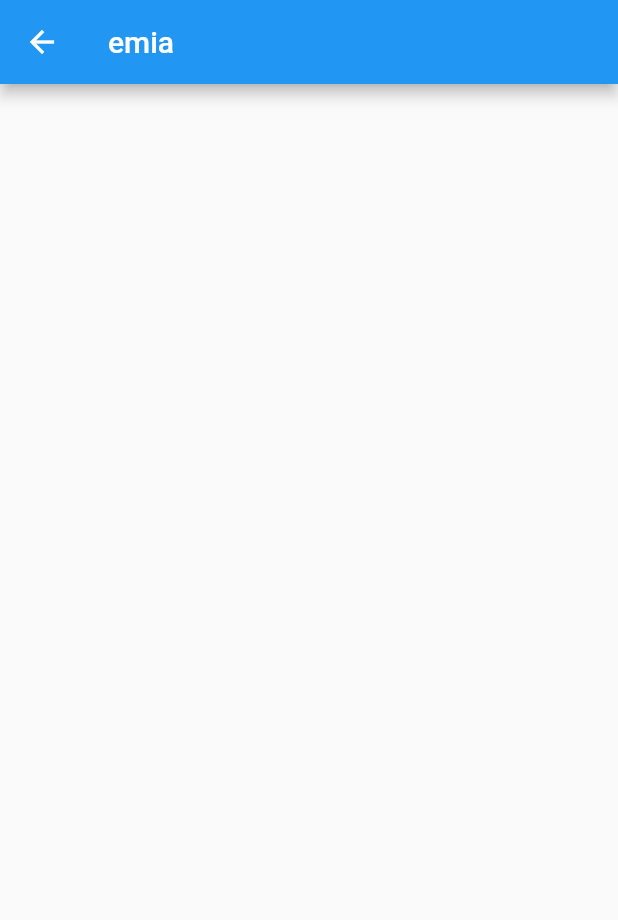
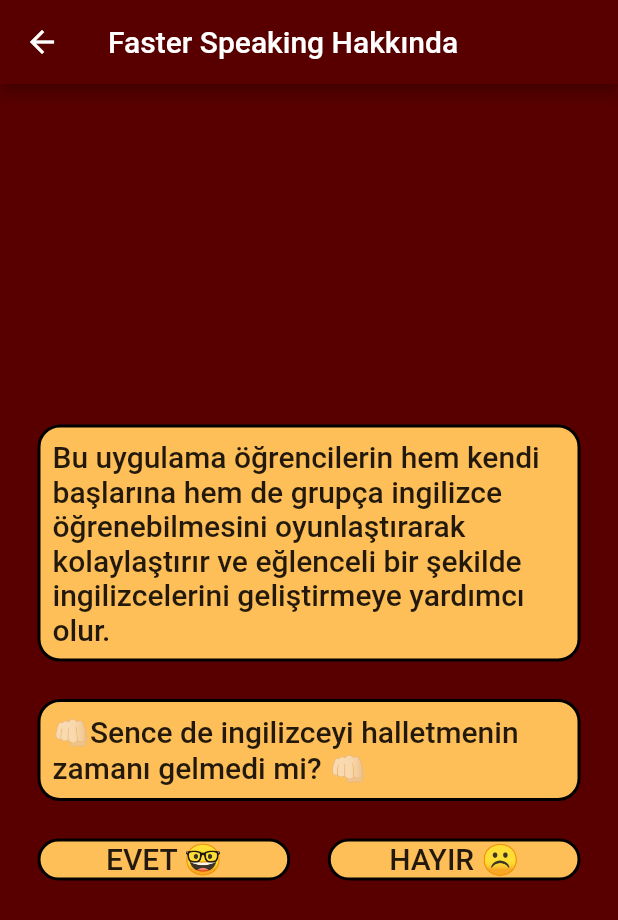
Before and after one commit to halak0013/ingilizce_oyunu1, a Flutter app: the screen it shows after launch, after a tap on "Hakkında", on a phone screen of 412 x 824 dp. Shown: the top 920 px of the screen. Run offline on Flutter 3.47's test engine with Material 2 defaults, Android fonts, the phone set to English and light mode, and no system bars.

Commit message:
Hakkında sayfası tamamlandı.

```diff
--- a/lib/main.dart
+++ b/lib/main.dart
@@ -13,15 +13,14 @@
   @override
   Widget build(BuildContext context) {
     return MaterialApp(
-      debugShowCheckedModeBanner: false,
+        theme: ThemeData(
+          primaryColor: COLOR_YAVYUAGZI,
+          scaffoldBackgroundColor: COLOR_BASLIK_BORDO,
+          appBarTheme: AppBarTheme(backgroundColor: COLOR_BASLIK_BORDO),
+
+        ),
+        debugShowCheckedModeBanner: false,
         color: COLOR_BASLIK_BORDO,
-        theme: ThemeData(
-          colorScheme:
-              ColorScheme.fromSwatch().copyWith(secondary: COLOR_BASLIK_BORDO),
-              cardColor: COLOR_BASLIK_BORDO,
-              primaryColorLight: COLOR_BASLIK_BORDO,
-          primaryColor: COLOR_BASLIK_BORDO,
-        ),
         home: AnaSayfa());
   }
 }
--- a/lib/screen/anasayfa.dart
+++ b/lib/screen/anasayfa.dart
@@ -5,6 +5,7 @@
 import 'package:ingilizce_oyunu1/screen/hakkinda.dart';
 import 'package:ingilizce_oyunu1/screen/menu.dart';
 import 'package:ingilizce_oyunu1/widgetlar/anaEleman.dart';
+import 'package:ingilizce_oyunu1/widgetlar/widget_functons.dart';
 
 import '../constants/constants.dart';
 
@@ -18,7 +19,6 @@
       appBar: AppBar(
         centerTitle: true,
         title: Text("Faster Speaking"),
-          backgroundColor: COLOR_BASLIK_BORDO,
       ),
       body: Padding(
         padding: const EdgeInsets.symmetric(horizontal: 40),
@@ -26,26 +26,27 @@
           child: Column(
             mainAxisAlignment: MainAxisAlignment.center,
             crossAxisAlignment: CrossAxisAlignment.stretch,
-
             children: [
               Image.asset("assets/images/yazi.png"),
               Divider(
                 color: COLOR_BLACK,
                 thickness: 3,
               ),
-                SizedBox(height: ARALIK_GENISLIK,),
-                inkButton(context, Menu(),"Başlangıç"),
-                inkButton(context, Hakkinda(),"Hakkında"),
-                inkButton(context, Ayarlar(),"Ayarlar"),
+              SizedBox(
+                height: ARALIK_GENISLIK,
+              ),
+              inkButton(context, Menu(), "Başlangıç"),
+              inkButton(context, Hakkinda(), "Hakkında"),
+              inkButton(context, Ayarlar(), "Ayarlar"),
             ],
           ),
         ),
       ),
     );
-
   }
 
-  InkWell inkButton(BuildContext context, Widget widget,String baslik) {
+  InkWell inkButton(BuildContext context, Widget widget, String baslik) {
+    final ThemeData themeData = Theme.of(context);
     return InkWell(
       onTap: (() {
         gec(context, widget);
@@ -53,13 +54,13 @@
       child: Column(
         children: [
           AnaEleman(
-            //witdh: 71,
-            height: BUTTON_GENISLIK,
-            child: Text(baslik),
+            child: Text(
+              baslik,
+              style: themeData.textTheme.headline2,
+              textAlign: TextAlign.center,
             ),
-          const SizedBox(
-            height: ARALIK_GENISLIK,
           ),
+          addVerticalSpace(20),
         ],
       ),
     );
--- a/lib/screen/hakkinda.dart
+++ b/lib/screen/hakkinda.dart
@@ -1,12 +1,90 @@
 import 'package:flutter/material.dart';
+import 'package:ingilizce_oyunu1/screen/kurallar.dart';
+import 'package:ingilizce_oyunu1/widgetlar/anaEleman.dart';
+import 'package:ingilizce_oyunu1/widgetlar/widget_functons.dart';
 
 class Hakkinda extends StatelessWidget {
+  final String metinUst =
+      "Bu uygulama öğrencilerin hem kendi başlarına hem de grupça ingilizce öğrenebilmesini oyunlaştırarak kolaylaştırır ve eğlenceli bir şekilde ingilizcelerini geliştirmeye yardımcı olur.";
+  final String metinAlt =
+      "👊🏻Sence de ingilizceyi halletmenin zamanı gelmedi mi? 👊🏻";
   const Hakkinda({Key? key}) : super(key: key);
 
   @override
   Widget build(BuildContext context) {
+    final double padding = 25;
+    final EdgeInsets sidePadding = EdgeInsets.symmetric(horizontal: padding);
+    final ThemeData themeData = Theme.of(context);
+    var size = MediaQuery.of(context).size;
     return Scaffold(
-      appBar:AppBar(title: Text("emia"),)
+      appBar: AppBar(
+        title: Text("Faster Speaking Hakkında"),
+      ),
+      body: Padding(
+        padding: sidePadding,
+        child: Column(
+          mainAxisAlignment: MainAxisAlignment.center,
+          children: [
+            AnaEleman(
+              witdh: size.width,
+              child: Padding(
+                padding: const EdgeInsets.all(8.0),
+                child: Text(
+                  metinUst,
+                  style: themeData.textTheme.headline6,
+                ),
+              ),
+            ),
+            addVerticalSpace(padding),
+            AnaEleman(
+              witdh: size.width,
+              child: Padding(
+                padding: const EdgeInsets.all(8.0),
+                child: Text(
+                  metinAlt,
+                  style: themeData.textTheme.headline6,
+                ),
+              ),
+            ),
+            addVerticalSpace(padding),
+            Row(
+              children: [
+                Expanded(
+                  child: InkWell(
+                    onTap: () {
+                      Navigator.push(
+                          context,
+                          MaterialPageRoute(
+                              builder: (builder) => const Kurallar()));
+                    },
+                    child: AnaEleman(
+                      child: Text(
+                        "EVET 🤓",
+                        style: themeData.textTheme.headline6,
+                      ),
+                    ),
+                  ),
+                ),
+                addHorizontalSpace(padding),
+                Expanded(
+                  child: InkWell(
+                    onTap: () {
+                      Navigator.pop(context);
+                    },
+                    child: AnaEleman(
+                      child: Text(
+                        "HAYIR ☹️",
+                        style: themeData.textTheme.headline6,
+                      ),
+                    ),
+                  ),
+                )
+              ],
+            ),
+            addVerticalSpace(10),
+          ],
+        ),
+      ),
     );
   }
 }
--- /dev/null
+++ b/lib/widgetlar/widget_functons.dart
@@ -0,0 +1,13 @@
+import 'package:flutter/material.dart';
+
+Widget addVerticalSpace(double height){
+  return SizedBox(
+    height:height
+  );
+}
+
+Widget addHorizontalSpace(double width){
+  return SizedBox(
+      width:width
+  );
+}
```
Also changed, not shown: lib/constants/constants.dart (+45 -0 lines), lib/screen/kurallar.dart (added, +13 -0 lines). Lines whose indentation alone changed are shown as unchanged.
